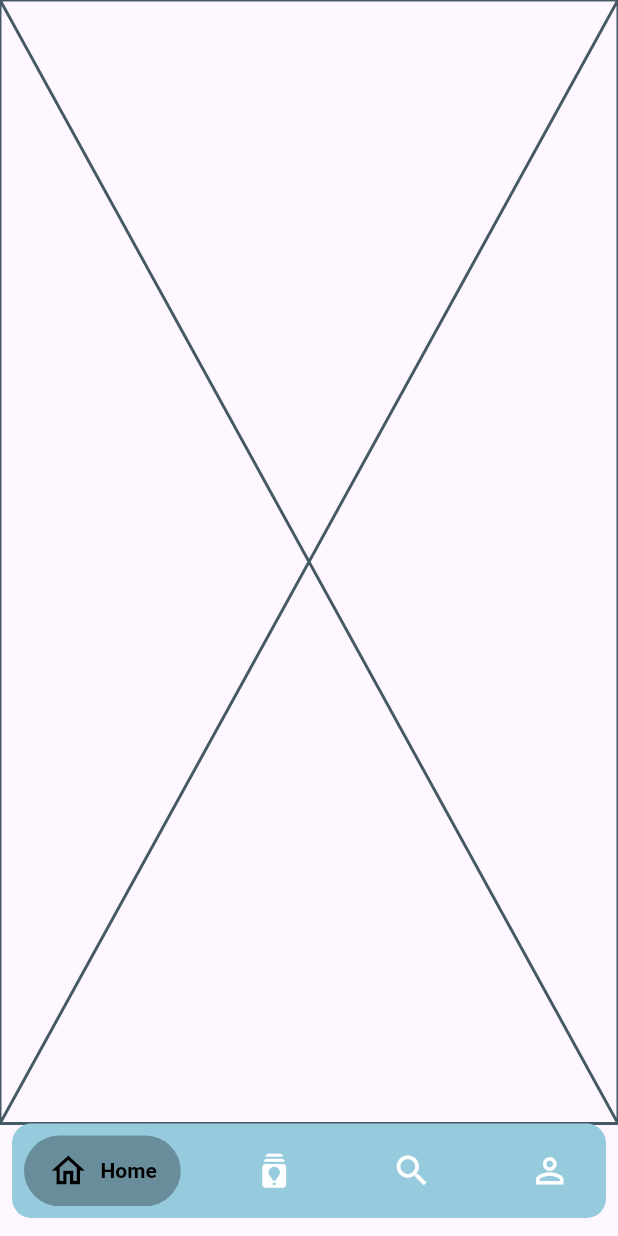
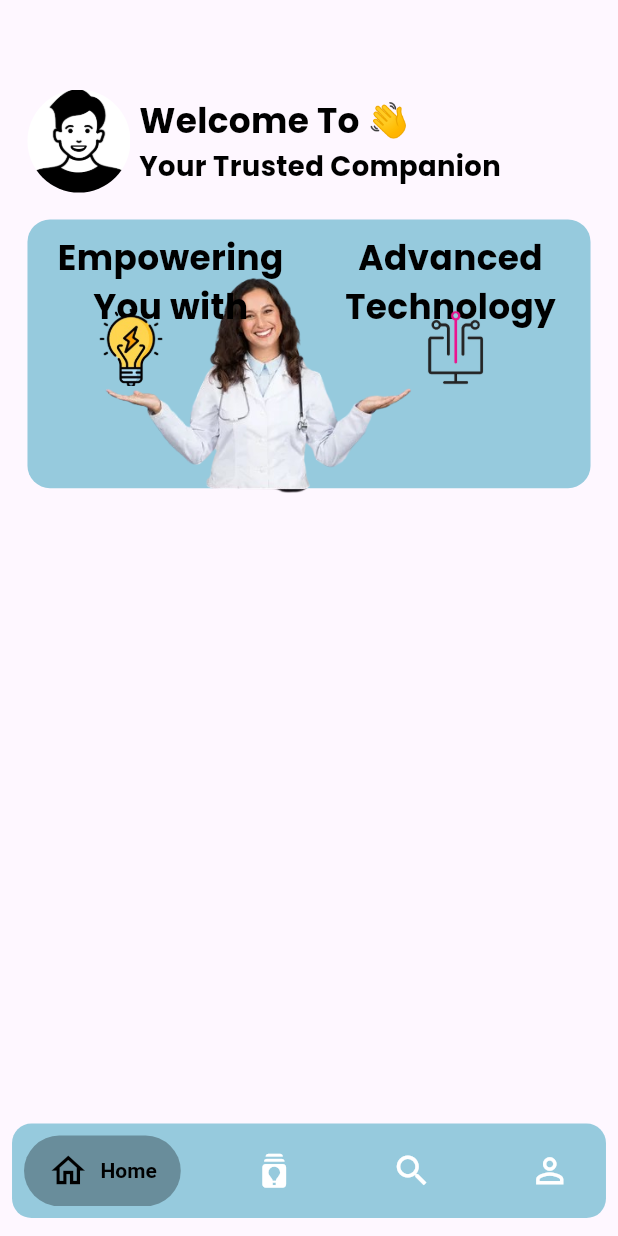
Before and after one commit to sadiqawan/SkinGuard, a Flutter app: the BottomNavbarScreen screen opened directly, on a phone screen of 412 x 824 dp. Run offline on Flutter 3.47's test engine with Material 3 defaults, Android fonts, the phone set to English and light mode, and no system bars; drawn by our look-alikes of salomon_bottom_bar; our stand-ins replace cloud_firestore, firebase_auth, firebase_core, flutter_screenutil, get, google_fonts and 1 more; accounts and stored records are empty.

Commit message:
home_screen updats

```diff
--- a/lib/ui/bottom_nev_views/bottom_navbar_view.dart
+++ b/lib/ui/bottom_nev_views/bottom_navbar_view.dart
@@ -25,17 +25,15 @@ class BottomNavbarScreen extends StatelessWidget {
     return Obx(() => Scaffold(
           body: screens[appController.currentIndex.value],
           bottomNavigationBar: Padding(
-            padding:  EdgeInsets.only(left: 7.w,right: 7.w,bottom: 10.h),
+            padding: EdgeInsets.only(left: 7.w, right: 7.w, bottom: 10.h),
             child: Container(
               decoration: BoxDecoration(
                 borderRadius: BorderRadius.circular(13),
                 color: kPriemryColor,
               ),
               child: SalomonBottomBar(
-
-                  duration: const Duration(milliseconds: 900),
+                duration: const Duration(milliseconds: 900),
                 selectedColorOpacity: .3,
-
                 selectedItemColor: Colors.black,
                 unselectedItemColor: Colors.white,
                 onTap: (index) {
@@ -54,15 +52,13 @@ class BottomNavbarScreen extends StatelessWidget {
                     icon: const Icon(
                       Icons.batch_prediction_outlined,
                       size: 27,
-
                     ),
-                    title: const Text("predict"),
+                    title: const Text("Predict"),
                   ),
                   SalomonBottomBarItem(
                     icon: const Icon(
                       Icons.search_outlined,
                       size: 27,
-
                     ),
                     title: const Text("Search"),
                   ),
@@ -70,7 +66,6 @@ class BottomNavbarScreen extends StatelessWidget {
                     icon: const Icon(
                       Icons.person_outline,
                       size: 27,
-
                     ),
                     title: const Text("Profile"),
                   ),
@@ -78,6 +73,6 @@ class BottomNavbarScreen extends StatelessWidget {
               ),
             ),
           ),
-        ));
+        ),);
   }
 }
--- a/lib/ui/bottom_nev_views/home_view/home_view.dart
+++ b/lib/ui/bottom_nev_views/home_view/home_view.dart
@@ -1,10 +1,113 @@
 import 'package:flutter/material.dart';
+import 'package:flutter_screenutil/flutter_screenutil.dart';
+import 'package:get/get.dart';
+import 'package:test_firebase/componants/custom_back_button.dart';
+import 'package:test_firebase/constants/const_colors.dart';
+import 'package:test_firebase/constants/const_text_style.dart';
 
 class HomeScreen extends StatelessWidget {
   const HomeScreen({super.key});
 
   @override
   Widget build(BuildContext context) {
-    return const Placeholder();
+    return _screen(context);
   }
 }
+
+Widget _screen(BuildContext context) {
+  return Scaffold(
+    body: Padding(
+      padding: EdgeInsets.only(top: 50.h, right: 16.w, left: 16.w),
+      child: Column(
+        children: [
+          Row(
+            mainAxisAlignment: MainAxisAlignment.spaceBetween,
+            children: [
+              CircleAvatar(
+                maxRadius: 30.sp,
+                backgroundColor: Colors.transparent,
+                backgroundImage:
+                    const AssetImage("assets/images/icon_person.png"),
+              ),
+              SizedBox(
+                width: 5.w,
+              ),
+              Column(
+                crossAxisAlignment: CrossAxisAlignment.start,
+                children: [
+                  Text(
+                    "Welcome To 👋",
+                    style: kSubTitle2B,
+                  ),
+                  Text(
+                    //mobile number
+                    "Your Trusted Companion",
+                    style: kSubTitle2B.copyWith(fontSize: 16.sp),
+                  ),
+                ],
+              ),
+              const Spacer(),
+            ],
+          ),
+          Padding(
+            padding: EdgeInsets.symmetric(vertical: 15.h),
+            child: Stack(
+              children: [
+
+                Container(
+                  height: 150.h,
+                  width: Get.width,
+                  decoration: BoxDecoration(
+                      color: kPriemryColor,
+                      borderRadius: BorderRadius.circular(15)),
+                ),
+                Image.asset(
+                  'assets/images/image_doctor.png',
+                  height: 172.h,
+                ),
+                Padding(
+                  padding: EdgeInsets.only(top: 8.h, left: 2.w),
+                  child: Row(
+                    mainAxisAlignment: MainAxisAlignment.spaceAround,
+                    children: [
+                      Flexible(
+                        child: Text(
+                          textAlign: TextAlign.center,
+                          'Empowering You with',
+                          style: kSubTitle2B,
+                        ),
+                      ),
+                      Flexible(
+                        child: Text(
+                          textAlign: TextAlign.center,
+                          'Advanced Technology',
+                          style: kSubTitle2B,
+                        ),
+                      ),
+                    ],
+                  ),
+                ),Padding(
+                  padding: EdgeInsets.only(top: 50.h, left: 37.w ,right: 60.w),
+                  child: Row(
+                    mainAxisAlignment: MainAxisAlignment.spaceBetween,
+                    children: [
+                      Flexible(
+                        child: Image.asset('assets/images/icon_bulb.png',height: 43.h,)
+                      ),
+                      SizedBox(width: .2.w,),
+                      Flexible(
+                          child: Image.asset('assets/images/icon_tec.png',height: 43.h)
+
+                      ),
+                    ],
+                  ),
+                ),
+
+              ],
+            ),
+          )
+        ],
+      ),
+    ),
+  );
+}
```
Also changed, not shown: assets/images/bg.png (added), assets/images/icon_bulb.png (added), assets/images/icon_person.png (added), assets/images/icon_tec.png (added), assets/images/image_doctor.png (added), assets/images/scan_me.png (added).
